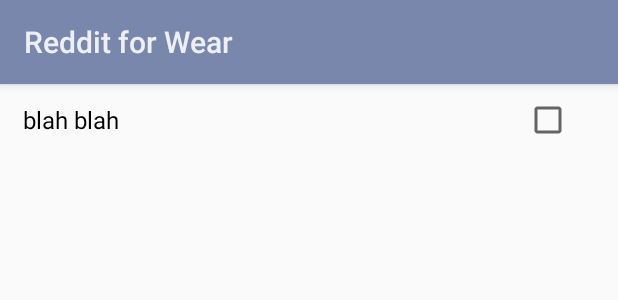
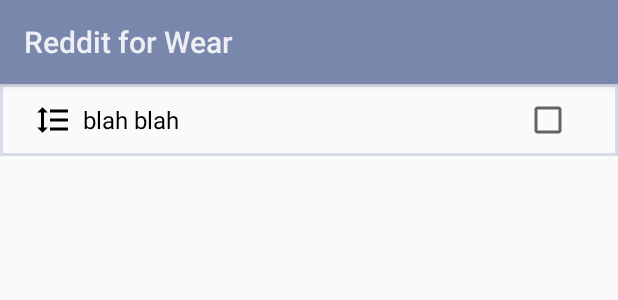
Before and after one commit to emmaguy/wear-notify-for-reddit, an Android app: the layout row_actions_reorder.xml on its own in the app's theme, with its tools: preview values and no code run, on a phone screen of 412 x 824 dp. Shown: the top 300 px of the screen. Run offline under Robolectric (Android 15) with nearby library versions, the phone set to English and light mode, and no system bars.

Commit message:
Added icon to reorder recycler layout and pale outline

```diff
--- /dev/null
+++ b/mobile/src/main/res/drawable/light_outline.xml
@@ -0,0 +1,6 @@
+<?xml version="1.0" encoding="utf-8"?>
+<shape xmlns:android="http://schemas.android.com/apk/res/android">
+    <stroke
+        android:color="@color/theme_light_blue"
+        android:width="2dp" />
+</shape>
--- a/mobile/src/main/res/layout/dialog_action_preference_layout.xml
+++ b/mobile/src/main/res/layout/dialog_action_preference_layout.xml
@@ -1,22 +1,24 @@
 <?xml version="1.0" encoding="utf-8"?>
 <LinearLayout xmlns:android="http://schemas.android.com/apk/res/android"
-              android:layout_width="match_parent"
-              android:layout_height="wrap_content"
-              android:background="@android:color/white"
-              android:orientation="vertical">
+    android:layout_width="match_parent"
+    android:layout_height="wrap_content"
+    android:background="@android:color/white"
+    android:orientation="vertical">
 
     <TextView
         android:layout_width="match_parent"
         android:layout_height="wrap_content"
+        android:textColor="@android:color/black"
         android:paddingTop="@dimen/activity_vertical_margin"
         android:paddingBottom="@dimen/activity_vertical_margin"
         android:paddingLeft="@dimen/activity_horizontal_margin"
         android:paddingRight="@dimen/activity_horizontal_margin"
         android:text="@string/action_order_description" />
 
+    <!-- wrap_content does not work, so set a specific height (https://code.google.com/p/android/issues/detail?id=74772) -->
     <com.emmaguy.todayilearned.ui.ReorderRecyclerView
         android:id="@+id/actions_reorder_recyclerview"
         android:layout_width="match_parent"
-        android:layout_height="wrap_content" />
+        android:layout_height="350dp" />
 
 </LinearLayout>
--- a/mobile/src/main/res/layout/row_actions_reorder.xml
+++ b/mobile/src/main/res/layout/row_actions_reorder.xml
@@ -1,8 +1,9 @@
 <RelativeLayout xmlns:android="http://schemas.android.com/apk/res/android"
-                xmlns:tools="http://schemas.android.com/tools"
-                android:layout_width="match_parent"
-                android:layout_height="wrap_content"
-                android:minHeight="48dp">
+    xmlns:tools="http://schemas.android.com/tools"
+    android:background="@drawable/light_outline"
+    android:layout_width="match_parent"
+    android:layout_height="wrap_content"
+    android:minHeight="48dp">
 
     <CheckBox
         android:layout_width="wrap_content"
@@ -21,6 +22,7 @@
         android:textAppearance="?android:textAppearanceListItem"
         android:paddingLeft="15dp"
         android:paddingRight="15dp"
+        android:drawableLeft="@drawable/ic_drag_reorder"
         android:layout_alignParentLeft="true"
         android:layout_toLeftOf="@id/action_checkbox"
         android:textColor="@android:color/black"
```
Also changed, not shown: mobile/src/main/res/drawable-hdpi/ic_drag_reorder.png (added), mobile/src/main/res/drawable-mdpi/ic_drag_reorder.png (added), mobile/src/main/res/drawable-xhdpi/ic_drag_reorder.png (added), mobile/src/main/res/drawable-xxhdpi/ic_drag_reorder.png (added).
